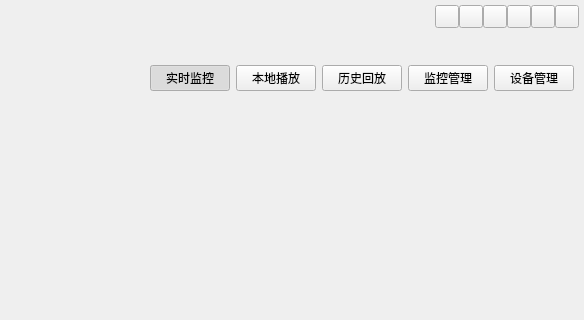
Old version of the form layouts/framelesswidget.ui in the repository heli/QtFrame; both pictures show x 616 to 1200 and y 0 to 320 of the 1200 by 760 pixel window.
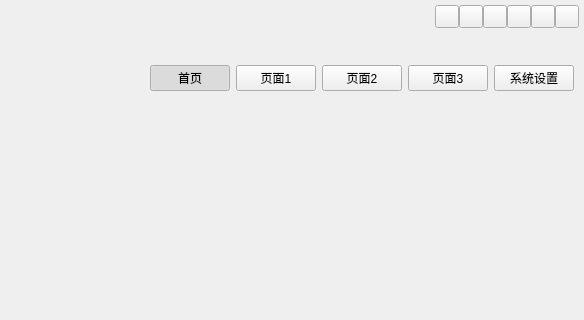
New version of the form. Icons and pictures are not drawn.

Patch:
```diff
--- a/layouts/framelesswidget.ui
+++ b/layouts/framelesswidget.ui
@@ -224,7 +224,7 @@
              <item>
               <widget class="QPushButton" name="navBtn1">
                <property name="text">
-                <string>实时监控</string>
+                <string>首页</string>
                </property>
                <property name="icon">
                 <iconset resource="../resource/resouce.qrc">
@@ -244,7 +244,7 @@
              <item>
               <widget class="QPushButton" name="navBtn2">
                <property name="text">
-                <string>本地播放</string>
+                <string>页面1</string>
                </property>
                <property name="icon">
                 <iconset resource="../resource/resouce.qrc">
@@ -261,7 +261,7 @@
              <item>
               <widget class="QPushButton" name="navBtn3">
                <property name="text">
-                <string>历史回放</string>
+                <string>页面2</string>
                </property>
                <property name="icon">
                 <iconset resource="../resource/resouce.qrc">
@@ -278,7 +278,7 @@
              <item>
               <widget class="QPushButton" name="navBtn4">
                <property name="text">
-                <string>监控管理</string>
+                <string>页面3</string>
                </property>
                <property name="icon">
                 <iconset resource="../resource/resouce.qrc">
@@ -295,7 +295,7 @@
              <item>
               <widget class="QPushButton" name="navBtn5">
                <property name="text">
-                <string>设备管理</string>
+                <string>系统设置</string>
                </property>
                <property name="icon">
                 <iconset resource="../resource/resouce.qrc">
```
Left out of the diff: 1 changed line with no effect on the pictures.
